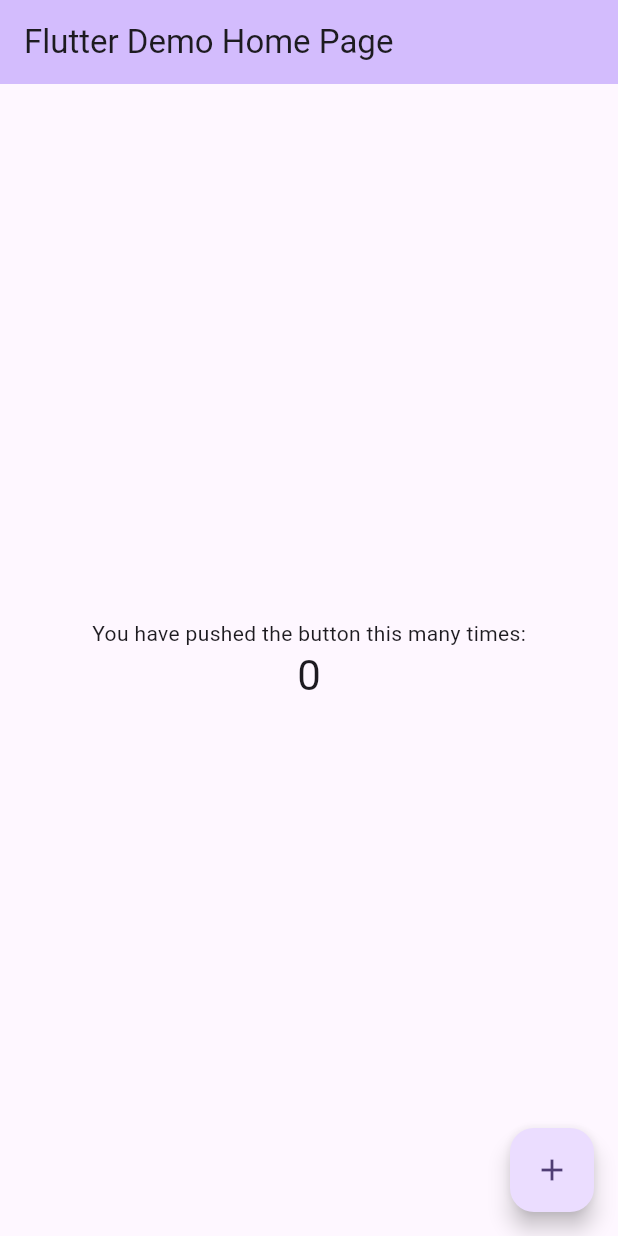
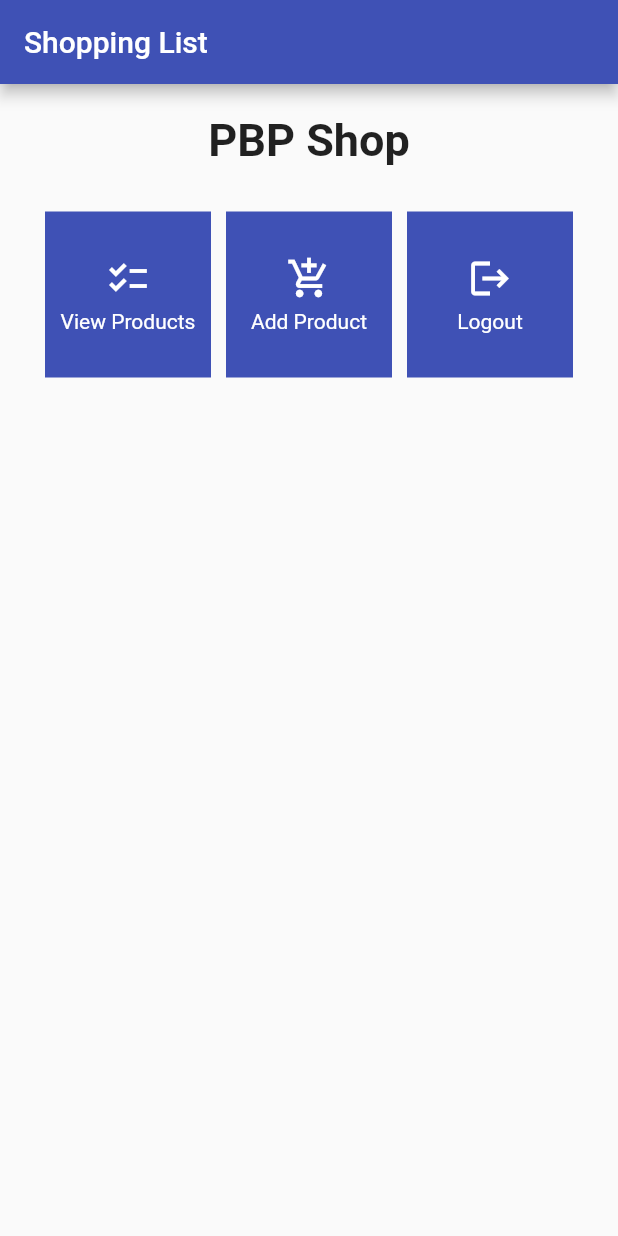
Before and after one commit to MariaHelgaGriz/clothes_collection_mobile, a Flutter app: the screen it shows after launch, on a phone screen of 412 x 824 dp. Run offline on Flutter 3.47's test engine with Material 2 defaults, Android fonts, the phone set to English and light mode, and no system bars.

Commit message:
making icons

```diff
--- a/lib/main.dart
+++ b/lib/main.dart
@@ -1,4 +1,5 @@
 import 'package:flutter/material.dart';
+import 'package:clothes_collection_mobile/menu.dart';
 
 void main() {
   runApp(const MyApp());
@@ -28,98 +29,10 @@
           //
           // This works for code too, not just values: Most code changes can be
           // tested with just a hot reload.
-        colorScheme: ColorScheme.fromSeed(seedColor: Colors.deepPurple),
-        useMaterial3: true,
+          primarySwatch: Colors.indigo
+          // useMaterial3: true,
           ),
-      home: const MyHomePage(title: 'Flutter Demo Home Page'),
+      home: MyHomePage(),
     );
   }
 }
-
-class MyHomePage extends StatefulWidget {
-  const MyHomePage({super.key, required this.title});
-
-  // This widget is the home page of your application. It is stateful, meaning
-  // that it has a State object (defined below) that contains fields that affect
-  // how it looks.
-
-  // This class is the configuration for the state. It holds the values (in this
-  // case the title) provided by the parent (in this case the App widget) and
-  // used by the build method of the State. Fields in a Widget subclass are
-  // always marked "final".
-
-  final String title;
-
-  @override
-  State<MyHomePage> createState() => _MyHomePageState();
-}
-
-class _MyHomePageState extends State<MyHomePage> {
-  int _counter = 0;
-
-  void _incrementCounter() {
-    setState(() {
-      // This call to setState tells the Flutter framework that something has
-      // changed in this State, which causes it to rerun the build method below
-      // so that the display can reflect the updated values. If we changed
-      // _counter without calling setState(), then the build method would not be
-      // called again, and so nothing would appear to happen.
-      _counter++;
-    });
-  }
-
-  @override
-  Widget build(BuildContext context) {
-    // This method is rerun every time setState is called, for instance as done
-    // by the _incrementCounter method above.
-    //
-    // The Flutter framework has been optimized to make rerunning build methods
-    // fast, so that you can just rebuild anything that needs updating rather
-    // than having to individually change instances of widgets.
-    return Scaffold(
-      appBar: AppBar(
-        // TRY THIS: Try changing the color here to a specific color (to
-        // Colors.amber, perhaps?) and trigger a hot reload to see the AppBar
-        // change color while the other colors stay the same.
-        backgroundColor: Theme.of(context).colorScheme.inversePrimary,
-        // Here we take the value from the MyHomePage object that was created by
-        // the App.build method, and use it to set our appbar title.
-        title: Text(widget.title),
-      ),
-      body: Center(
-        // Center is a layout widget. It takes a single child and positions it
-        // in the middle of the parent.
-        child: Column(
-          // Column is also a layout widget. It takes a list of children and
-          // arranges them vertically. By default, it sizes itself to fit its
-          // children horizontally, and tries to be as tall as its parent.
-          //
-          // Column has various properties to control how it sizes itself and
-          // how it positions its children. Here we use mainAxisAlignment to
-          // center the children vertically; the main axis here is the vertical
-          // axis because Columns are vertical (the cross axis would be
-          // horizontal).
-          //
-          // TRY THIS: Invoke "debug painting" (choose the "Toggle Debug Paint"
-          // action in the IDE, or press "p" in the console), to see the
-          // wireframe for each widget.
-          mainAxisAlignment: MainAxisAlignment.center,
-          children: <Widget>[
-            const Text(
-              'You have pushed the button this many times:',
-            ),
-            Text(
-              '$_counter',
-              style: Theme.of(context).textTheme.headlineMedium,
-            ),
-          ],
-        ),
-      ),
-      floatingActionButton: FloatingActionButton(
-        onPressed: _incrementCounter,
-        tooltip: 'Increment',
-        child: const Icon(Icons.add),
-      ), // This trailing comma makes auto-formatting nicer for build methods.
-    );
-  }
-}
--- /dev/null
+++ b/lib/menu.dart
@@ -0,0 +1,120 @@
+import 'package:flutter/material.dart';
+
+class MyHomePage extends StatelessWidget {
+  MyHomePage({Key? key}) : super(key: key);
+
+  final List<ShopItem> items = [
+    ShopItem("View Products", Icons.checklist),
+    ShopItem("Add Product", Icons.add_shopping_cart),
+    ShopItem("Logout", Icons.logout),
+  ];
+
+  // This widget is the home page of your application. It is stateful, meaning
+  // that it has a State object (defined below) that contains fields that affect
+  // how it looks.
+
+  // This class is the configuration for the state. It holds the values (in this
+  // case the title) provided by the parent (in this case the App widget) and
+  // used by the build method of the State. Fields in a Widget subclass are
+  // always marked "final".
+
+  @override
+  Widget build(BuildContext context) {
+    return Scaffold(
+      appBar: AppBar(
+        title: const Text(
+          'Shopping List',
+        ),
+      ),
+      body: SingleChildScrollView(
+        // Scrolling wrapper widget
+        child: Padding(
+          padding: const EdgeInsets.all(10.0), // Set padding for the page
+          child: Column(
+            // Widget to display children vertically
+            children: <Widget>[
+              const Padding(
+                padding: EdgeInsets.only(top: 10.0, bottom: 10.0),
+                // Text widget to display text with center alignment and appropriate style
+                child: Text(
+                  'PBP Shop', // Text indicating the shop name
+                  textAlign: TextAlign.center,
+                  style: TextStyle(
+                    fontSize: 30,
+                    fontWeight: FontWeight.bold,
+                  ),
+                ),
+              ),
+              // Grid layout
+              GridView.count(
+                // Container for our cards.
+                primary: true,
+                padding: const EdgeInsets.all(20),
+                crossAxisSpacing: 10,
+                mainAxisSpacing: 10,
+                crossAxisCount: 3,
+                shrinkWrap: true,
+                children: items.map((ShopItem item) {
+                  // Iteration for each item
+                  return ShopCard(item);
+                }).toList(),
+              ),
+            ],
+          ),
+        ),
+      ),
+    );
+  }
+}
+
+class ShopCard extends StatelessWidget {
+  final ShopItem item;
+
+  const ShopCard(this.item, {Key? key}); // Constructor
+
+  @override
+  Widget build(BuildContext context) {
+    return Material(
+      color: Colors.indigo,
+      child: InkWell(
+        // Responsive touch area
+        onTap: () {
+          // Show a SnackBar when clicked
+          ScaffoldMessenger.of(context)
+            ..hideCurrentSnackBar()
+            ..showSnackBar(SnackBar(
+                content: Text("You pressed the ${item.name} button!")));
+        },
+        child: Container(
+          // Container to hold Icon and Text
+          padding: const EdgeInsets.all(8),
+          child: Center(
+            child: Column(
+              mainAxisAlignment: MainAxisAlignment.center,
+              children: [
+                Icon(
+                  item.icon,
+                  color: Colors.white,
+                  size: 30.0,
+                ),
+                const Padding(padding: EdgeInsets.all(3)),
+                Text(
+                  item.name,
+                  textAlign: TextAlign.center,
+                  style: const TextStyle(color: Colors.white),
+                ),
+              ],
+            ),
+          ),
+        ),
+      ),
+    );
+  }
+}
+
+class ShopItem {
+  final String name;
+  final IconData icon;
+
+  ShopItem(this.name, this.icon);
+}
```
Lines whose indentation alone changed are shown as unchanged.
